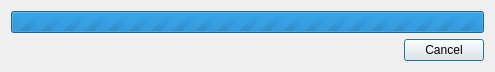
The window that dialogstaticscan.ui (horsicq/StaticScan) describes before a commit, drawn with Qt 5.
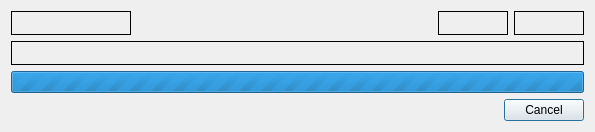
The same window after the commit.

What changed in the file:
```diff
--- a/dialogstaticscan.ui
+++ b/dialogstaticscan.ui
@@ -9,8 +9,8 @@
    <rect>
     <x>0</x>
     <y>0</y>
-    <width>495</width>
-    <height>70</height>
+    <width>595</width>
+    <height>132</height>
    </rect>
   </property>
   <property name="windowTitle">
@@ -20,6 +20,114 @@
    <bool>true</bool>
   </property>
   <layout class="QVBoxLayout" name="verticalLayout">
+   <item>
+    <layout class="QHBoxLayout" name="horizontalLayout_2">
+     <item>
+      <widget class="QLabel" name="labelTime">
+       <property name="minimumSize">
+        <size>
+         <width>120</width>
+         <height>0</height>
+        </size>
+       </property>
+       <property name="maximumSize">
+        <size>
+         <width>120</width>
+         <height>16777215</height>
+        </size>
+       </property>
+       <property name="frameShape">
+        <enum>QFrame::Box</enum>
+       </property>
+       <property name="text">
+        <string/>
+       </property>
+       <property name="alignment">
+        <set>Qt::AlignCenter</set>
+       </property>
+      </widget>
+     </item>
+     <item>
+      <spacer name="horizontalSpacer_2">
+       <property name="orientation">
+        <enum>Qt::Horizontal</enum>
+       </property>
+       <property name="sizeHint" stdset="0">
+        <size>
+         <width>40</width>
+         <height>20</height>
+        </size>
+       </property>
+      </spacer>
+     </item>
+     <item>
+      <widget class="QLabel" name="labelTotal">
+       <property name="minimumSize">
+        <size>
+         <width>70</width>
+         <height>0</height>
+        </size>
+       </property>
+       <property name="maximumSize">
+        <size>
+         <width>70</width>
+         <height>16777215</height>
+        </size>
+       </property>
+       <property name="frameShape">
+        <enum>QFrame::Box</enum>
+       </property>
+       <property name="text">
+        <string/>
+       </property>
+       <property name="alignment">
+        <set>Qt::AlignCenter</set>
+       </property>
+      </widget>
+     </item>
+     <item>
+      <widget class="QLabel" name="labelCurrent">
+       <property name="minimumSize">
+        <size>
+         <width>70</width>
+         <height>0</height>
+        </size>
+       </property>
+       <property name="maximumSize">
+        <size>
+         <width>70</width>
+         <height>16777215</height>
+        </size>
+       </property>
+       <property name="frameShape">
+        <enum>QFrame::Box</enum>
+       </property>
+       <property name="text">
+        <string/>
+       </property>
+       <property name="alignment">
+        <set>Qt::AlignCenter</set>
+       </property>
+      </widget>
+     </item>
+    </layout>
+   </item>
+   <item>
+    <widget class="QLabel" name="labelCurrentStatus">
+     <property name="frameShape">
+      <enum>QFrame::Box</enum>
+     </property>
+     <property name="frameShadow">
+      <enum>QFrame::Plain</enum>
+     </property>
+     <property name="text">
+      <string/>
+     </property>
+     <property name="alignment">
+      <set>Qt::AlignLeading|Qt::AlignLeft|Qt::AlignVCenter</set>
+     </property>
+    </widget>
+   </item>
    <item>
     <widget class="QProgressBar" name="progressBarTotal">
      <property name="maximum">
```
